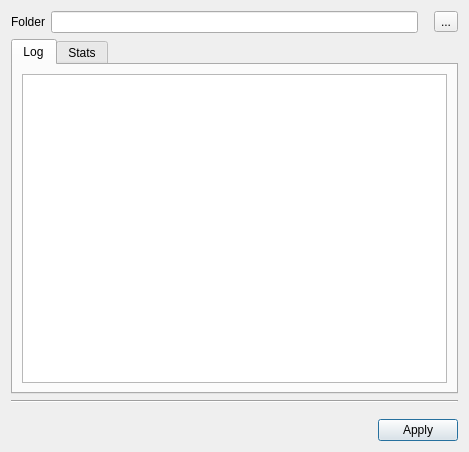
First picture: the form in finddata_dialog_base.ui, repository gloryvictory/qgis-plugin-finddata, before the edit.
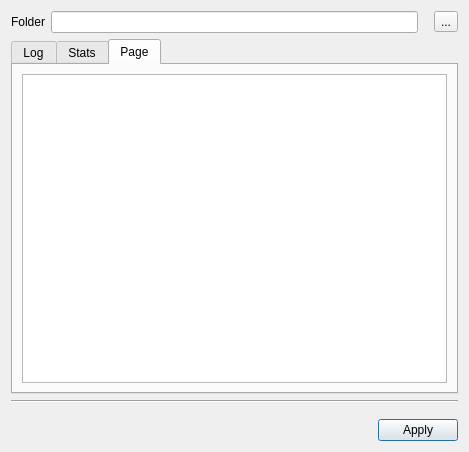
Second picture: the form after the edit. Icons and pictures are not drawn.

Commit message: changing dialog ui components (tabs)

Patch:
```diff
--- a/finddata_dialog_base.ui
+++ b/finddata_dialog_base.ui
@@ -133,7 +133,7 @@
    <item row="1" column="0" colspan="2">
     <widget class="QTabWidget" name="tabWidget">
      <property name="currentIndex">
-      <number>0</number>
+      <number>2</number>
      </property>
      <widget class="QWidget" name="tab">
       <attribute name="title">
@@ -169,6 +169,16 @@
        </item>
       </layout>
      </widget>
+     <widget class="QWidget" name="tab3">
+      <attribute name="title">
+       <string>Page</string>
+      </attribute>
+      <layout class="QGridLayout" name="gridLayout_5">
+       <item row="0" column="0">
+        <widget class="QListWidget" name="listWidget"/>
+       </item>
+      </layout>
+     </widget>
     </widget>
    </item>
    <item row="2" column="0" colspan="2">
```
Left out of the diff: 2 changed lines with no effect on the pictures. The commit also changes 3 other files.
